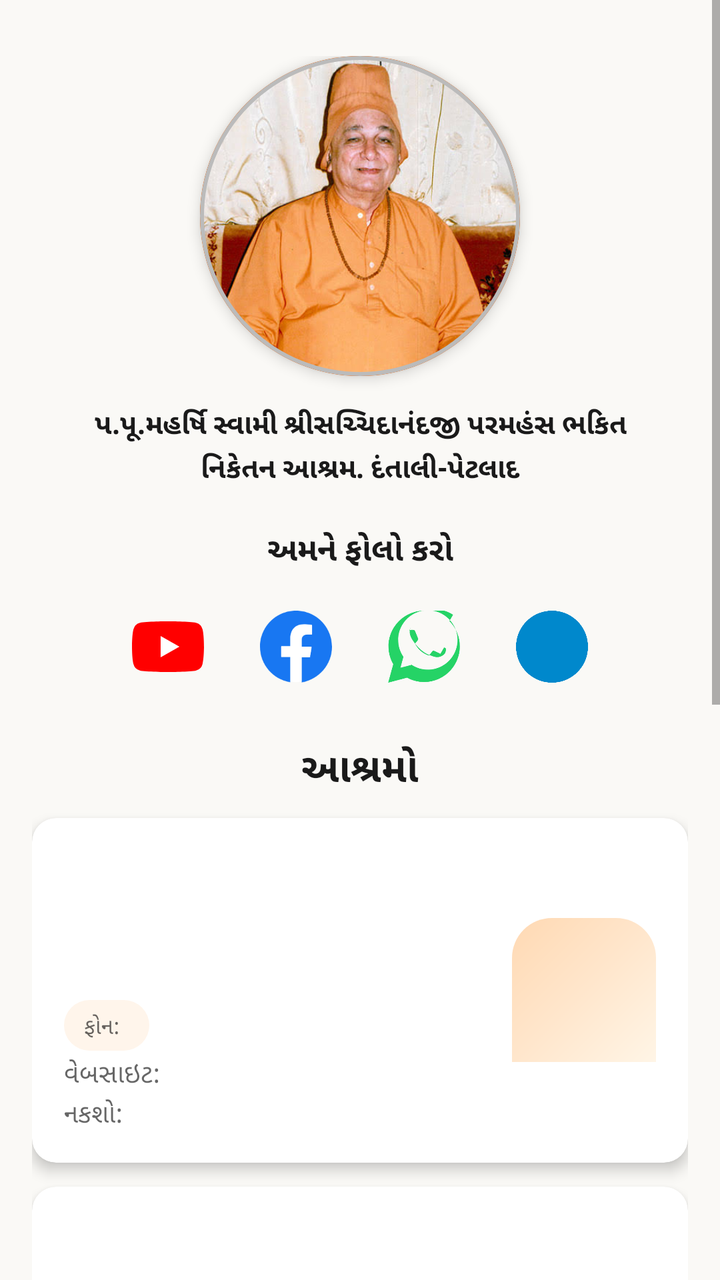
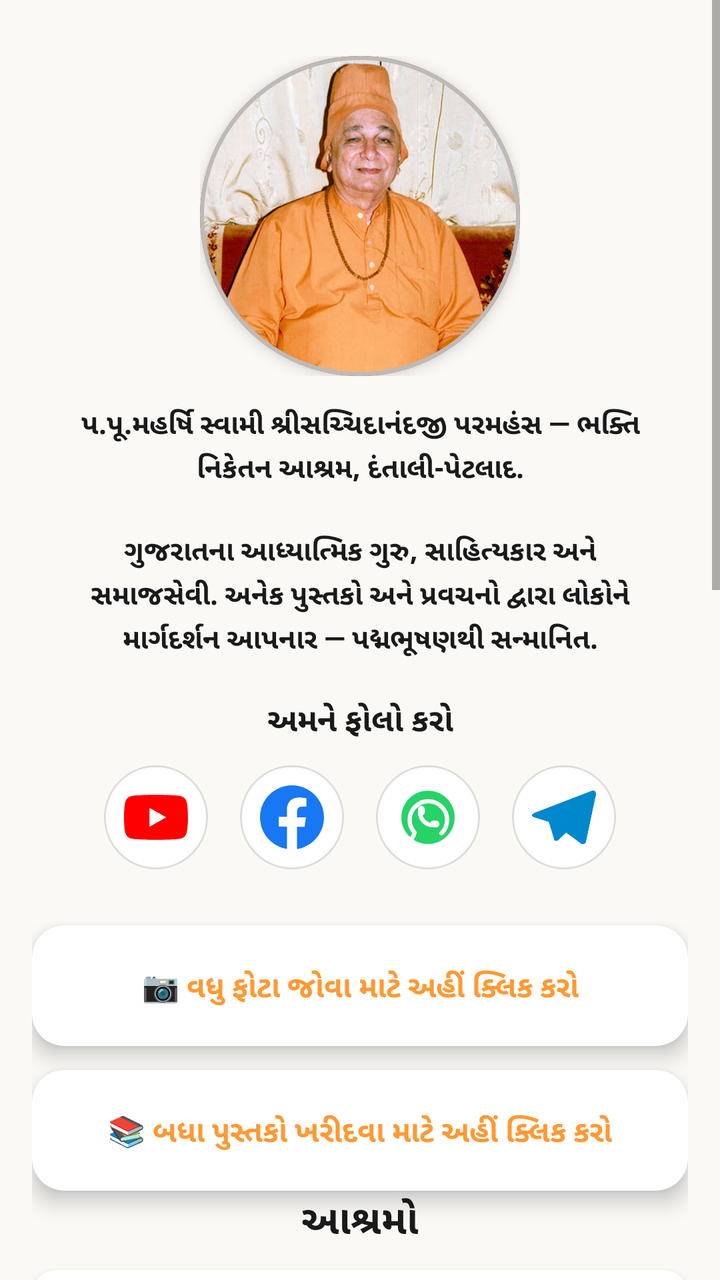

An Android layout rendered at two revisions. The XML below is the earlier revision; the diff shows what the commit changed to produce the second picture.
<!-- AndroidManifest.xml: application theme Theme.Swami -->
<!-- res/layout/fragment_about.xml -->
<?xml version="1.0" encoding="utf-8"?>
<FrameLayout xmlns:android="http://schemas.android.com/apk/res/android"
    xmlns:app="http://schemas.android.com/apk/res-auto"
    android:layout_width="match_parent"
    android:layout_height="match_parent"
    android:background="?attr/background_light">

<ScrollView
    android:id="@+id/about_scroll_view"
    android:layout_width="match_parent"
    android:layout_height="match_parent"
    android:fillViewport="true"
    android:overScrollMode="never">

    <LinearLayout
        android:layout_width="match_parent"
        android:layout_height="wrap_content"
        android:orientation="vertical"
        android:padding="16dp"
        android:paddingTop="28dp">

        
        <LinearLayout
            android:layout_width="match_parent"
            android:layout_height="wrap_content"
            android:orientation="vertical"
            android:gravity="center_horizontal"
            android:layout_marginTop="12dp"
            android:layout_marginBottom="20dp">

            <com.google.android.material.card.MaterialCardView
                android:layout_width="wrap_content"
                android:layout_height="wrap_content"
                app:cardCornerRadius="80dp"
                app:cardElevation="4dp"
                app:cardBackgroundColor="#E8E8E8"
                app:strokeColor="#BBBBBB"
                app:strokeWidth="2dp">

                <com.google.android.material.imageview.ShapeableImageView
                    android:id="@+id/sampark_photo"
                    android:layout_width="160dp"
                    android:layout_height="160dp"
                    android:scaleType="centerCrop"
                    android:src="@drawable/sampark_photo"
                    app:shapeAppearanceOverlay="@style/SwamiAvatarShape"
                    app:strokeColor="@color/deep_saffron"
                    app:strokeWidth="2dp"
                    android:contentDescription="સંપર્ક" />
            </com.google.android.material.card.MaterialCardView>

            <TextView
                android:id="@+id/sampark_photo_caption"
                android:layout_width="match_parent"
                android:layout_height="wrap_content"
                android:layout_marginTop="14dp"
                android:paddingStart="20dp"
                android:paddingEnd="20dp"
                android:text="@string/sampark_photo_caption"
                android:textSize="14sp"
                android:textColor="?attr/text_primary"
                android:textStyle="bold"
                android:gravity="center"
                android:lineSpacingExtra="3dp" />
        </LinearLayout>

        
        <TextView
            android:layout_width="match_parent"
            android:layout_height="wrap_content"
            android:text="@string/sampark_follow_us"
            android:textSize="16sp"
            android:textStyle="bold"
            android:textColor="?attr/text_primary"
            android:gravity="center"
            android:layout_marginBottom="12dp" />
        <LinearLayout
            android:layout_width="match_parent"
            android:layout_height="wrap_content"
            android:orientation="horizontal"
            android:gravity="center"
            android:layout_marginBottom="20dp">

            <ImageView
                android:id="@+id/sampark_youtube"
                android:layout_width="52dp"
                android:layout_height="52dp"
                android:padding="8dp"
                android:src="@drawable/ic_social_youtube"
                android:background="?attr/selectableItemBackgroundBorderless"
                android:clickable="true"
                android:focusable="true"
                android:contentDescription="YouTube" />
            <ImageView
                android:id="@+id/sampark_facebook"
                android:layout_width="52dp"
                android:layout_height="52dp"
                android:padding="8dp"
                android:layout_marginStart="12dp"
                android:src="@drawable/ic_social_facebook"
                android:background="?attr/selectableItemBackgroundBorderless"
                android:clickable="true"
                android:focusable="true"
                android:contentDescription="Facebook" />
            <ImageView
                android:id="@+id/sampark_whatsapp"
                android:layout_width="52dp"
                android:layout_height="52dp"
                android:padding="8dp"
                android:layout_marginStart="12dp"
                android:src="@drawable/ic_social_whatsapp"
                android:background="?attr/selectableItemBackgroundBorderless"
                android:clickable="true"
                android:focusable="true"
                android:contentDescription="WhatsApp" />
            <ImageView
                android:id="@+id/sampark_telegram"
                android:layout_width="52dp"
                android:layout_height="52dp"
                android:padding="8dp"
                android:layout_marginStart="12dp"
                android:src="@drawable/ic_social_telegram"
                android:background="?attr/selectableItemBackgroundBorderless"
                android:clickable="true"
                android:focusable="true"
                android:contentDescription="Telegram" />
        </LinearLayout>

        
        <TextView
            android:layout_width="match_parent"
            android:layout_height="wrap_content"
            android:text="આશ્રમો"
            android:textSize="20sp"
            android:textStyle="bold"
            android:textColor="?attr/text_primary"
            android:layout_marginBottom="12dp"
            android:gravity="center" />

        
        <include layout="@layout/item_ashram"
            android:id="@+id/ashram1" />

        
        <include layout="@layout/item_ashram"
            android:id="@+id/ashram2" />

        
        <include layout="@layout/item_ashram"
            android:id="@+id/ashram3" />

        
        <include layout="@layout/item_ashram"
            android:id="@+id/ashram4" />

    </LinearLayout>

</ScrollView>

</FrameLayout>
<!-- res/layout/item_ashram.xml (included above) -->
<?xml version="1.0" encoding="utf-8"?>
<com.google.android.material.card.MaterialCardView xmlns:android="http://schemas.android.com/apk/res/android"
    xmlns:app="http://schemas.android.com/apk/res-auto"
    android:layout_width="match_parent"
    android:layout_height="wrap_content"
    android:layout_marginBottom="12dp"
    app:cardCornerRadius="12dp"
    app:cardElevation="4dp"
    app:cardBackgroundColor="?attr/card_background">

    <LinearLayout
        android:layout_width="match_parent"
        android:layout_height="wrap_content"
        android:orientation="horizontal"
        android:padding="16dp"
        android:gravity="center_vertical">

        <LinearLayout
            android:layout_width="0dp"
            android:layout_height="wrap_content"
            android:layout_weight="1"
            android:orientation="vertical">

            <TextView
                android:id="@+id/ashram_title"
                android:layout_width="match_parent"
                android:layout_height="wrap_content"
                android:textSize="16sp"
                android:textStyle="bold"
                android:textColor="?android:attr/textColorPrimary"
                android:layout_marginBottom="4dp" />

            <TextView
                android:id="@+id/ashram_desc"
                android:layout_width="match_parent"
                android:layout_height="wrap_content"
                android:textSize="13sp"
                android:textColor="?android:attr/textColorSecondary"
                android:layout_marginBottom="4dp" />

            <TextView
                android:id="@+id/ashram_address"
                android:layout_width="match_parent"
                android:layout_height="wrap_content"
                android:textSize="13sp"
                android:textColor="?android:attr/textColorSecondary"
                android:layout_marginBottom="6dp" />

            <LinearLayout
                android:id="@+id/ashram_phone_row"
                android:layout_width="wrap_content"
                android:layout_height="wrap_content"
                android:orientation="horizontal"
                android:gravity="center_vertical"
                android:layout_marginTop="4dp"
                android:paddingStart="10dp"
                android:paddingEnd="12dp"
                android:paddingTop="5dp"
                android:paddingBottom="5dp"
                android:background="@drawable/bg_phone_pill">

                <TextView
                    android:layout_width="wrap_content"
                    android:layout_height="wrap_content"
                    android:text="ફોન: "
                    android:textSize="11sp"
                    android:textColor="?android:attr/textColorSecondary" />

                <TextView
                    android:id="@+id/ashram_phone"
                    android:layout_width="wrap_content"
                    android:layout_height="wrap_content"
                    android:textSize="11sp"
                    android:textColor="@color/deep_saffron"
                    android:textStyle="bold"
                    android:clickable="true"
                    android:focusable="true" />
            </LinearLayout>

            <LinearLayout
                android:id="@+id/ashram_website_row"
                android:layout_width="match_parent"
                android:layout_height="wrap_content"
                android:orientation="horizontal"
                android:gravity="center_vertical"
                android:layout_marginTop="2dp">

                <TextView
                    android:layout_width="wrap_content"
                    android:layout_height="wrap_content"
                    android:text="વેબસાઇટ: "
                    android:textSize="13sp"
                    android:textColor="?android:attr/textColorSecondary" />

                <TextView
                    android:id="@+id/ashram_website"
                    android:layout_width="wrap_content"
                    android:layout_height="wrap_content"
                    android:textSize="13sp"
                    android:textColor="@color/deep_saffron"
                    android:textStyle="bold"
                    android:clickable="true"
                    android:focusable="true"
                    android:maxLines="1"
                    android:ellipsize="end" />
            </LinearLayout>

            <LinearLayout
                android:id="@+id/ashram_map_row"
                android:layout_width="match_parent"
                android:layout_height="wrap_content"
                android:orientation="horizontal"
                android:gravity="center_vertical"
                android:layout_marginTop="2dp">

                <TextView
                    android:layout_width="wrap_content"
                    android:layout_height="wrap_content"
                    android:text="નકશો: "
                    android:textSize="13sp"
                    android:textColor="?android:attr/textColorSecondary" />

                <TextView
                    android:id="@+id/ashram_map"
                    android:layout_width="0dp"
                    android:layout_height="wrap_content"
                    android:layout_weight="1"
                    android:textSize="12sp"
                    android:textColor="@color/deep_saffron"
                    android:clickable="true"
                    android:focusable="true"
                    android:maxLines="2"
                    android:ellipsize="end" />
            </LinearLayout>
        </LinearLayout>

        <ImageView
            android:id="@+id/ashram_thumbnail"
            android:layout_width="72dp"
            android:layout_height="72dp"
            android:layout_marginStart="12dp"
            android:scaleType="centerCrop"
            android:background="@drawable/book_placeholder"
            android:contentDescription="Ashram" />
    </LinearLayout>
</com.google.android.material.card.MaterialCardView>
<!-- resources referenced by this layout -->
<resources>
  <!-- drawable ic_social_telegram (drawable) -->
  <?xml version="1.0" encoding="utf-8"?>
  <vector xmlns:android="http://schemas.android.com/apk/res/android"
      android:width="24dp"
      android:height="24dp"
      android:viewportWidth="24"
      android:viewportHeight="24">
      
      <path
          android:fillColor="#0088CC"
          android:pathData="M11.944,0A12,12 0,0 0,0 12a12,12 0,0 0,12 12a12,12 0,0 0,12 -12A12,12 0,0 0,12 0a12,12 0,0 0,-0.056 0zM17.325,8.218c-0.169,-0.075 -1.681,-0.813 -2.857,-1.384c-0.746,-0.364 -1.244,-0.559 -1.356,-0.615c-0.206,-0.103 -0.356,-0.157 -0.437,-0.159c-0.087,-0.003 -0.219,0.034 -0.318,0.205c-0.099,0.171 -0.379,0.595 -0.52,0.815c-0.142,0.22 -0.284,0.247 -0.476,0.076c-0.192,-0.171 -0.812,-0.748 -1.235,-1.203c-0.456,-0.493 -0.801,-0.689 -0.914,-0.753c-0.19,-0.104 -0.327,-0.156 -0.418,-0.16c-0.088,-0.004 -0.203,0.04 -0.315,0.123c-0.112,0.083 -0.436,0.343 -0.607,0.466c-0.169,0.122 -0.344,0.255 -0.151,0.504c0.193,0.25 0.862,0.916 1.183,1.23c0.443,0.434 0.955,0.905 1.539,0.742c0.366,-0.102 1.571,-0.716 1.793,-0.942c0.222,-0.226 0.444,-0.189 0.333,-0.075c-0.111,0.113 -2.18,2.007 -2.314,2.129c-0.279,0.25 -0.469,0.384 -0.646,0.383c-0.213,-0.001 -0.623,-0.241 -0.862,-0.441c-0.505,-0.424 -0.948,-0.953 -1.365,-1.53c-0.163,-0.227 -0.326,-0.456 -0.488,-0.683c-0.14,-0.194 -0.28,-0.194 -0.384,-0.194c-0.104,0 -0.261,0.033 -0.401,0.165c-0.14,0.132 -0.539,0.524 -0.539,1.279c0,0.755 0.551,1.484 0.625,1.577c0.075,0.093 1.086,1.656 2.635,2.727c1.761,1.211 3.253,1.582 3.634,1.75c0.38,0.168 0.673,0.144 0.927,-0.086c0.254,-0.23 1.09,-0.996 1.39,-2.002c0.299,-1.006 0.299,-1.869 0.209,-2.002c-0.09,-0.133 -0.33,-0.214 -0.69,-0.346z" />
  </vector>
  <!-- drawable ic_social_whatsapp (drawable) -->
  <?xml version="1.0" encoding="utf-8"?>
  <vector xmlns:android="http://schemas.android.com/apk/res/android"
      android:width="24dp"
      android:height="24dp"
      android:viewportWidth="24"
      android:viewportHeight="24">
      
      <path
          android:fillColor="#25D366"
          android:pathData="M17.472,14.382c-0.297,-0.149 -1.758,-0.867 -2.03,-0.967c-0.273,-0.099 -0.471,-0.148 -0.67,0.15c-0.198,0.297 -0.768,0.966 -0.942,1.164c-0.175,0.199 -0.347,0.223 -0.644,0.075c-0.297,-0.15 -1.255,-0.463 -2.39,-1.475c-0.883,-0.788 -1.48,-1.761 -1.653,-2.059c-0.173,-0.297 -0.018,-0.458 0.13,-0.606c0.134,-0.133 0.298,-0.347 0.446,-0.52c0.149,-0.174 0.198,-0.298 0.298,-0.497c0.099,-0.198 0.05,-0.371 -0.025,-0.52c-0.075,-0.149 -0.669,-1.612 -0.916,-2.207c-0.242,-0.579 -0.487,-0.5 -0.669,-0.51c-0.173,-0.008 -0.371,-0.01 -0.57,-0.01c-0.198,0 -0.52,0.074 -0.793,0.372C8.007,4.934 7.24,5.653 7.24,7.116c0,1.462 1.065,2.875 1.213,3.074c0.149,0.198 2.096,3.2 5.077,4.487c0.709,0.306 1.262,0.489 1.694,0.625c0.712,0.227 1.36,0.195 1.871,0.118c0.571,-0.085 1.758,-0.719 2.006,-1.413c0.248,-0.694 0.248,-1.289 0.173,-1.413c-0.074,-0.124 -0.272,-0.198 -0.57,-0.347m-5.421,7.403h-0.004a9.87,9.87 0,0 1,-5.031 -1.378l-0.361,-0.214 -3.741,0.982 0.998,-3.648 -0.235,-0.374a9.86,9.86 0,0 1,-1.51 -5.26c0,-5.45 4.436,-9.884 9.888,-9.884 2.64,0 5.122,1.03 6.988,2.898a9.825,9.825 0,0 1,2.893 6.994c-0.006,5.45 -4.436,9.884 -9.885,9.884m8.413,-18.297A11.815,11.815 0,0 0,12.05 0C5.495,0 0.16,5.335 0.16,11.892c0,2.096 0.547,4.142 1.588,5.945L0.057,24l6.305,-1.654a11.882,11.882 0,0 0,5.683 1.448h0.005c6.554,0 11.89,-5.335 11.89,-11.893a11.821,11.821 0,0 0,-3.48 -8.413z" />
  </vector>
  <string name="sampark_photo_caption">પ.પૂ.મહર્ષિ સ્વામી શ્રીસચ્ચિદાનંદજી પરમહંસ ભકિત નિકેતન આશ્રમ. દંતાલી-પેટલાદ</string>
  <style name="Theme.Swami" parent="Theme.MaterialComponents.DayNight.NoActionBar">
          
          <item name="colorPrimary">@color/bhagva</item>
          <item name="colorPrimaryVariant">@color/bhagva_dark</item>
          <item name="colorOnPrimary">@color/white</item>
          
          <item name="colorSecondary">@color/bhagva</item>
          <item name="colorSecondaryVariant">@color/bhagva_dark</item>
          <item name="colorOnSecondary">@color/white</item>
          
          <item name="android:statusBarColor">?attr/colorPrimaryVariant</item>
          
          <item name="android:windowBackground">@color/background_light</item>
          
          <item name="background_light">@color/background_light</item>
          <item name="card_background">@color/card_background</item>
          <item name="text_primary">@color/text_primary</item>
          <item name="text_secondary">@color/text_secondary</item>
          
      </style>
  <!-- unchanged entries left out for length: 15 -->
</resources>

<!-- the commit's change to res/layout/fragment_about.xml (unified diff, before → after) -->
@@ -28,26 +28,50 @@
             android:layout_marginTop="12dp"
             android:layout_marginBottom="20dp">
 
-            <com.google.android.material.card.MaterialCardView
+            <FrameLayout
                 android:layout_width="wrap_content"
                 android:layout_height="wrap_content"
-                app:cardCornerRadius="80dp"
-                app:cardElevation="4dp"
-                app:cardBackgroundColor="#E8E8E8"
-                app:strokeColor="#BBBBBB"
-                app:strokeWidth="2dp">
-
-                <com.google.android.material.imageview.ShapeableImageView
-                    android:id="@+id/sampark_photo"
+                android:layout_gravity="center_horizontal">
+
+                <com.google.android.material.card.MaterialCardView
+                    android:id="@+id/sampark_first_photo_card"
+                    android:layout_width="wrap_content"
+                    android:layout_height="wrap_content"
+                    app:cardCornerRadius="80dp"
+                    app:cardElevation="4dp"
+                    app:cardBackgroundColor="#E8E8E8"
+                    app:strokeColor="#BBBBBB"
+                    app:strokeWidth="2dp">
+
+                    <com.google.android.material.imageview.ShapeableImageView
+                        android:id="@+id/sampark_photo"
+                        android:layout_width="160dp"
+                        android:layout_height="160dp"
+                        android:scaleType="centerCrop"
+                        android:src="@drawable/sampark_photo"
+                        app:shapeAppearanceOverlay="@style/SwamiAvatarShape"
+                        app:strokeColor="@color/deep_saffron"
+                        app:strokeWidth="2dp"
+                        android:contentDescription="સંપર્ક" />
+                </com.google.android.material.card.MaterialCardView>
+
+                <com.google.android.material.card.MaterialCardView
+                    android:id="@+id/sampark_slideshow_card"
                     android:layout_width="160dp"
                     android:layout_height="160dp"
-                    android:scaleType="centerCrop"
-                    android:src="@drawable/sampark_photo"
-                    app:shapeAppearanceOverlay="@style/SwamiAvatarShape"
+                    android:visibility="gone"
+                    app:cardCornerRadius="80dp"
+                    app:cardElevation="4dp"
                     app:strokeColor="@color/deep_saffron"
-                    app:strokeWidth="2dp"
-                    android:contentDescription="સંપર્ક" />
-            </com.google.android.material.card.MaterialCardView>
+                    app:strokeWidth="2dp">
+
+                    <androidx.viewpager2.widget.ViewPager2
+                        android:id="@+id/sampark_photo_slideshow"
+                        android:layout_width="match_parent"
+                        android:layout_height="match_parent"
+                        android:contentDescription="Sampark slideshow" />
+                </com.google.android.material.card.MaterialCardView>
+            </FrameLayout>
 
             <TextView
                 android:id="@+id/sampark_photo_caption"
@@ -85,46 +109,87 @@
                 android:id="@+id/sampark_youtube"
                 android:layout_width="52dp"
                 android:layout_height="52dp"
-                android:padding="8dp"
+                android:padding="10dp"
                 android:src="@drawable/ic_social_youtube"
-                android:background="?attr/selectableItemBackgroundBorderless"
+                android:background="@drawable/bg_social_icon_circle"
+                android:foreground="?attr/selectableItemBackgroundBorderless"
                 android:clickable="true"
                 android:focusable="true"
                 android:contentDescription="YouTube" />
+
             <ImageView
                 android:id="@+id/sampark_facebook"
                 android:layout_width="52dp"
                 android:layout_height="52dp"
-                android:padding="8dp"
-                android:layout_marginStart="12dp"
+                android:padding="10dp"
+                android:layout_marginStart="16dp"
                 android:src="@drawable/ic_social_facebook"
-                android:background="?attr/selectableItemBackgroundBorderless"
+                android:background="@drawable/bg_social_icon_circle"
+                android:foreground="?attr/selectableItemBackgroundBorderless"
                 android:clickable="true"
                 android:focusable="true"
                 android:contentDescription="Facebook" />
+
             <ImageView
                 android:id="@+id/sampark_whatsapp"
                 android:layout_width="52dp"
                 android:layout_height="52dp"
-                android:padding="8dp"
-                android:layout_marginStart="12dp"
+                android:padding="10dp"
+                android:layout_marginStart="16dp"
                 android:src="@drawable/ic_social_whatsapp"
-                android:background="?attr/selectableItemBackgroundBorderless"
+                android:background="@drawable/bg_social_icon_circle"
+                android:foreground="?attr/selectableItemBackgroundBorderless"
                 android:clickable="true"
                 android:focusable="true"
                 android:contentDescription="WhatsApp" />
+
             <ImageView
                 android:id="@+id/sampark_telegram"
                 android:layout_width="52dp"
                 android:layout_height="52dp"
-                android:padding="8dp"
-                android:layout_marginStart="12dp"
+                android:padding="10dp"
+                android:layout_marginStart="16dp"
                 android:src="@drawable/ic_social_telegram"
-                android:background="?attr/selectableItemBackgroundBorderless"
+                android:background="@drawable/bg_social_icon_circle"
+                android:foreground="?attr/selectableItemBackgroundBorderless"
                 android:clickable="true"
                 android:focusable="true"
                 android:contentDescription="Telegram" />
         </LinearLayout>
+
+        
+        <com.google.android.material.card.MaterialCardView
+            android:id="@+id/sampark_photo_gallery_card"
+            android:layout_width="match_parent"
+            android:layout_height="wrap_content"
+            android:layout_marginTop="8dp"
+            android:layout_marginBottom="12dp"
+            app:cardCornerRadius="16dp"
+            app:cardElevation="6dp"
+            app:cardBackgroundColor="@android:color/white">
+
+            <TextView
+                android:id="@+id/sampark_photo_gallery_link"
+                android:layout_width="match_parent"
+                android:layout_height="wrap_content"
+                android:padding="20dp"
+                android:text="📷 વધુ ફોટા જોવા માટે અહીં ક્લિક કરો"
+                android:textSize="15sp"
+                android:textStyle="bold"
+                android:textColor="?attr/colorPrimary"
+                android:gravity="center"
+                android:background="?attr/selectableItemBackground"
+                android:clickable="true"
+                android:focusable="true"
+                android:contentDescription="ફોટા ગેલેરી ખોલો" />
+        </com.google.android.material.card.MaterialCardView>
+
+        
+        <include
+            android:id="@+id/book_order_include"
+            layout="@layout/layout_book_order_contact"
+            android:layout_width="match_parent"
+            android:layout_height="wrap_content" />
 
         
         <TextView
@@ -153,11 +218,49 @@
         <include layout="@layout/item_ashram"
             android:id="@+id/ashram4" />
 
+        
+        <com.google.android.gms.ads.AdView
+            android:id="@+id/about_bottom_banner"
+            android:layout_width="match_parent"
+            android:layout_height="wrap_content"
+            android:layout_marginTop="@dimen/spacing_large"
+            android:layout_marginBottom="@dimen/spacing_xlarge"
+            android:layout_marginStart="@dimen/spacing_large"
+            android:layout_marginEnd="@dimen/spacing_large"
+            android:visibility="gone"
+            app:adSize="BANNER"
+            app:adUnitId="ca-app-pub-7592986107944664/4541738286" />
+
     </LinearLayout>
 
 </ScrollView>
 
 </FrameLayout>
+<!-- res/layout/layout_book_order_contact.xml (included above) -->
+<?xml version="1.0" encoding="utf-8"?>
+<com.google.android.material.card.MaterialCardView xmlns:android="http://schemas.android.com/apk/res/android"
+    xmlns:app="http://schemas.android.com/apk/res-auto"
+    android:layout_width="match_parent"
+    android:layout_height="wrap_content"
+    android:layout_marginBottom="20dp"
+    app:cardCornerRadius="16dp"
+    app:cardElevation="6dp"
+    app:cardBackgroundColor="@android:color/white">
+
+    <TextView
+        android:id="@+id/book_order_store_link"
+        android:layout_width="match_parent"
+        android:layout_height="wrap_content"
+        android:padding="20dp"
+        android:text="📚 બધા પુસ્તકો ખરીદવા માટે અહીં ક્લિક કરો"
+        android:textSize="15sp"
+        android:textStyle="bold"
+        android:textColor="?attr/colorPrimary"
+        android:gravity="center"
+        android:background="?attr/selectableItemBackground"
+        android:clickable="true"
+        android:focusable="true" />
+</com.google.android.material.card.MaterialCardView>
 <!-- res/layout/item_ashram.xml (included above) -->
 <?xml version="1.0" encoding="utf-8"?>
 <com.google.android.material.card.MaterialCardView xmlns:android="http://schemas.android.com/apk/res/android"
<!-- resource entries referenced after the edit -->
@@ -1,5 +1,24 @@
 <!-- resources referenced by this layout -->
 <resources>
+  <dimen name="spacing_large">18dp</dimen>
+  <dimen name="spacing_xlarge">22dp</dimen>
+  <!-- drawable bg_social_icon_circle (drawable) -->
+  <?xml version="1.0" encoding="utf-8"?>
+  <shape xmlns:android="http://schemas.android.com/apk/res/android"
+      android:shape="oval">
+      <size
+          android:width="52dp"
+          android:height="52dp" />
+      <solid android:color="@android:color/white" />
+      <stroke
+          android:width="1dp"
+          android:color="#1F000000" />
+      <padding
+          android:left="0dp"
+          android:top="0dp"
+          android:right="0dp"
+          android:bottom="0dp" />
+  </shape>
   <!-- drawable ic_social_telegram (drawable) -->
   <?xml version="1.0" encoding="utf-8"?>
   <vector xmlns:android="http://schemas.android.com/apk/res/android"
@@ -10,7 +29,7 @@
       
       <path
           android:fillColor="#0088CC"
-          android:pathData="M11.944,0A12,12 0,0 0,0 12a12,12 0,0 0,12 12a12,12 0,0 0,12 -12A12,12 0,0 0,12 0a12,12 0,0 0,-0.056 0zM17.325,8.218c-0.169,-0.075 -1.681,-0.813 -2.857,-1.384c-0.746,-0.364 -1.244,-0.559 -1.356,-0.615c-0.206,-0.103 -0.356,-0.157 -0.437,-0.159c-0.087,-0.003 -0.219,0.034 -0.318,0.205c-0.099,0.171 -0.379,0.595 -0.52,0.815c-0.142,0.22 -0.284,0.247 -0.476,0.076c-0.192,-0.171 -0.812,-0.748 -1.235,-1.203c-0.456,-0.493 -0.801,-0.689 -0.914,-0.753c-0.19,-0.104 -0.327,-0.156 -0.418,-0.16c-0.088,-0.004 -0.203,0.04 -0.315,0.123c-0.112,0.083 -0.436,0.343 -0.607,0.466c-0.169,0.122 -0.344,0.255 -0.151,0.504c0.193,0.25 0.862,0.916 1.183,1.23c0.443,0.434 0.955,0.905 1.539,0.742c0.366,-0.102 1.571,-0.716 1.793,-0.942c0.222,-0.226 0.444,-0.189 0.333,-0.075c-0.111,0.113 -2.18,2.007 -2.314,2.129c-0.279,0.25 -0.469,0.384 -0.646,0.383c-0.213,-0.001 -0.623,-0.241 -0.862,-0.441c-0.505,-0.424 -0.948,-0.953 -1.365,-1.53c-0.163,-0.227 -0.326,-0.456 -0.488,-0.683c-0.14,-0.194 -0.28,-0.194 -0.384,-0.194c-0.104,0 -0.261,0.033 -0.401,0.165c-0.14,0.132 -0.539,0.524 -0.539,1.279c0,0.755 0.551,1.484 0.625,1.577c0.075,0.093 1.086,1.656 2.635,2.727c1.761,1.211 3.253,1.582 3.634,1.75c0.38,0.168 0.673,0.144 0.927,-0.086c0.254,-0.23 1.09,-0.996 1.39,-2.002c0.299,-1.006 0.299,-1.869 0.209,-2.002c-0.09,-0.133 -0.33,-0.214 -0.69,-0.346z" />
+          android:pathData="M23.91 3.79L20.3 20.84c-.25 1.21-.98 1.5-2 .94l-5.5-4.07-2.66 2.57c-.3.3-.55.56-1.1.56-.72 0-.6-.27-.84-.95L6.3 13.7l-5.45-1.7c-1.18-.35-1.19-1.16.26-1.75l21.26-8.2c.97-.43 1.9.24 1.53 1.73z" />
   </vector>
   <!-- drawable ic_social_whatsapp (drawable) -->
   <?xml version="1.0" encoding="utf-8"?>
@@ -19,12 +38,32 @@
       android:height="24dp"
       android:viewportWidth="24"
       android:viewportHeight="24">
+  
       
       <path
           android:fillColor="#25D366"
-          android:pathData="M17.472,14.382c-0.297,-0.149 -1.758,-0.867 -2.03,-0.967c-0.273,-0.099 -0.471,-0.148 -0.67,0.15c-0.198,0.297 -0.768,0.966 -0.942,1.164c-0.175,0.199 -0.347,0.223 -0.644,0.075c-0.297,-0.15 -1.255,-0.463 -2.39,-1.475c-0.883,-0.788 -1.48,-1.761 -1.653,-2.059c-0.173,-0.297 -0.018,-0.458 0.13,-0.606c0.134,-0.133 0.298,-0.347 0.446,-0.52c0.149,-0.174 0.198,-0.298 0.298,-0.497c0.099,-0.198 0.05,-0.371 -0.025,-0.52c-0.075,-0.149 -0.669,-1.612 -0.916,-2.207c-0.242,-0.579 -0.487,-0.5 -0.669,-0.51c-0.173,-0.008 -0.371,-0.01 -0.57,-0.01c-0.198,0 -0.52,0.074 -0.793,0.372C8.007,4.934 7.24,5.653 7.24,7.116c0,1.462 1.065,2.875 1.213,3.074c0.149,0.198 2.096,3.2 5.077,4.487c0.709,0.306 1.262,0.489 1.694,0.625c0.712,0.227 1.36,0.195 1.871,0.118c0.571,-0.085 1.758,-0.719 2.006,-1.413c0.248,-0.694 0.248,-1.289 0.173,-1.413c-0.074,-0.124 -0.272,-0.198 -0.57,-0.347m-5.421,7.403h-0.004a9.87,9.87 0,0 1,-5.031 -1.378l-0.361,-0.214 -3.741,0.982 0.998,-3.648 -0.235,-0.374a9.86,9.86 0,0 1,-1.51 -5.26c0,-5.45 4.436,-9.884 9.888,-9.884 2.64,0 5.122,1.03 6.988,2.898a9.825,9.825 0,0 1,2.893 6.994c-0.006,5.45 -4.436,9.884 -9.885,9.884m8.413,-18.297A11.815,11.815 0,0 0,12.05 0C5.495,0 0.16,5.335 0.16,11.892c0,2.096 0.547,4.142 1.588,5.945L0.057,24l6.305,-1.654a11.882,11.882 0,0 0,5.683 1.448h0.005c6.554,0 11.89,-5.335 11.89,-11.893a11.821,11.821 0,0 0,-3.48 -8.413z" />
+          android:pathData="M12,2A10,10 0 1,0 22,12A10,10 0 0,0 12,2z" />
+  
+      
+      <path
+          android:fillColor="@android:color/transparent"
+          android:strokeColor="#FFFFFF"
+          android:strokeWidth="1.6"
+          android:strokeLineCap="round"
+          android:strokeLineJoin="round"
+          android:pathData="M9,10a0.5,0.5 0 0,0 1,0v-1a0.5,0.5 0 0,0 -1,0v1a5,5 0 0,0 5,5h1a0.5,0.5 0 0,0 0,-1h-1a0.5,0.5 0 0,0 0,1" />
+  
+      
+      <path
+          android:fillColor="@android:color/transparent"
+          android:strokeColor="#FFFFFF"
+          android:strokeWidth="1.6"
+          android:strokeLineCap="round"
+          android:strokeLineJoin="round"
+          android:pathData="M6,20l0.99,-2.28A7,7 0 1,1 17,18" />
+  
   </vector>
-  <string name="sampark_photo_caption">પ.પૂ.મહર્ષિ સ્વામી શ્રીસચ્ચિદાનંદજી પરમહંસ ભકિત નિકેતન આશ્રમ. દંતાલી-પેટલાદ</string>
+  <string name="sampark_photo_caption">પ.પૂ.મહર્ષિ સ્વામી શ્રીસચ્ચિદાનંદજી પરમહંસ — ભક્તિ નિકેતન આશ્રમ, દંતાલી-પેટલાદ.\n\nગુજરાતના આધ્યાત્મિક ગુરુ, સાહિત્યકાર અને સમાજસેવી. અનેક પુસ્તકો અને પ્રવચનો દ્વારા લોકોને માર્ગદર્શન આપનાર — પદ્મભૂષણથી સન્માનિત.</string>
   <style name="Theme.Swami" parent="Theme.MaterialComponents.DayNight.NoActionBar">
           
           <item name="colorPrimary">@color/bhagva</item>
@@ -35,7 +74,7 @@
           <item name="colorSecondaryVariant">@color/bhagva_dark</item>
           <item name="colorOnSecondary">@color/white</item>
           
-          <item name="android:statusBarColor">?attr/colorPrimaryVariant</item>
+          <item name="android:statusBarColor">@android:color/transparent</item>
           
           <item name="android:windowBackground">@color/background_light</item>
           
